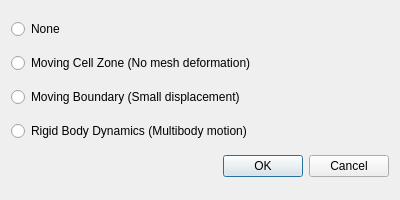
Qt form baramFlow/view/setup/dynamic_mesh/motion_type_dialog.ui (xupeiwust/baram) before a commit.
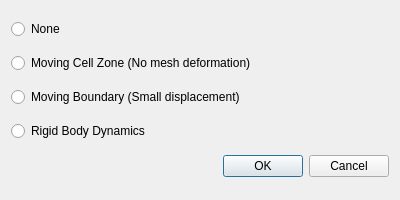
The same form after that commit.

Commit message: Issue baram#794 This comment is not relevant any more since 6DoFRigidBodyMotion, which cannot handle multi-joint-body dynamics, has been removed.

The edit to the form file:
```diff
--- a/baramFlow/view/setup/dynamic_mesh/motion_type_dialog.ui
+++ b/baramFlow/view/setup/dynamic_mesh/motion_type_dialog.ui
@@ -38,7 +38,7 @@
    <item>
     <widget class="QRadioButton" name="rigidBodyDynamicsRadio">
      <property name="text">
-      <string>Rigid Body Dynamics (Multibody motion)</string>
+      <string>Rigid Body Dynamics</string>
      </property>
     </widget>
    </item>
```
Left out of the diff: 2 changed lines with no effect on the pictures.
